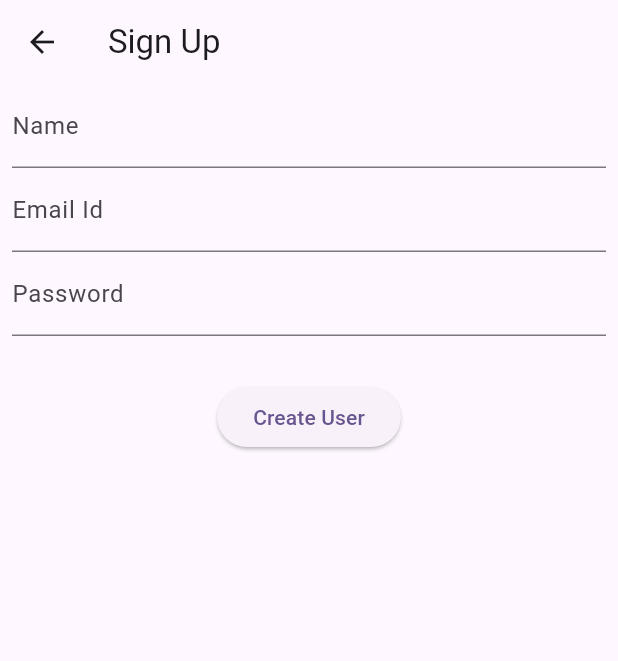
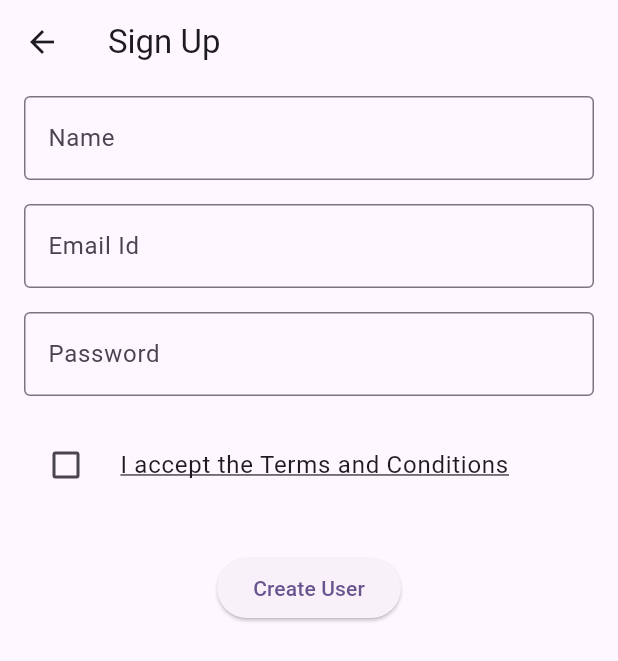
Before and after one commit to TripathiDia/sykrama_test, a Flutter app: the SignUp screen opened directly, on a phone screen of 412 x 824 dp. Shown: the top 661 px of the screen. Run offline on Flutter 3.47's test engine with Material 3 defaults, Android fonts, the phone set to English and light mode, and no system bars; our stand-ins replace get; accounts and stored records are empty; network calls fail.

Commit message:
terms n condition added

```diff
--- a/lib/view/dashboard.dart
+++ b/lib/view/dashboard.dart
@@ -12,7 +12,7 @@ class DashboardScreen extends StatelessWidget {
 
     return Scaffold(
       appBar: AppBar(
-        title: const Text('Dashboard'),
+        title: const Text('Welcome, '),
         actions: [
           TextButton(
             child: const Text("Logout"),
--- a/lib/view/sign_up.dart
+++ b/lib/view/sign_up.dart
@@ -1,14 +1,33 @@
 import 'package:flutter/material.dart';
 import 'package:get/get.dart';
 import 'package:test/controller/auth_controller.dart';
-import 'package:test/view/sign_in.dart';
+import 'package:test/view/terms_condition.dart';
 
-class SignUp extends StatelessWidget {
+class SignUp extends StatefulWidget {
+  @override
+  _SignUpState createState() => _SignUpState();
+}
+
+class _SignUpState extends State<SignUp> {
   final AuthController userController = Get.put(AuthController());
   final nameController = TextEditingController();
   final emailController = TextEditingController();
   final passController = TextEditingController();
   final confirmController = TextEditingController();
+  bool _termsAccepted = false;
+
+  void _submit() {
+    if (_termsAccepted) {
+      userController.createUser(
+          '1', nameController.text, emailController.text, passController.text);
+    } else {
+      Get.snackbar(
+        'Error',
+        'You need to accept the terms and conditions',
+        snackPosition: SnackPosition.BOTTOM,
+      );
+    }
+  }
 
   @override
   Widget build(BuildContext context) {
@@ -16,7 +35,7 @@ class SignUp extends StatelessWidget {
       appBar: AppBar(title: const Text('Sign Up')),
       body: SingleChildScrollView(
         child: Padding(
-          padding: const EdgeInsets.only(left:8.0, right:8.0),
+          padding: const EdgeInsets.only(left: 8.0, right: 8.0),
           child: Column(
             mainAxisAlignment: MainAxisAlignment.center,
             children: [
@@ -25,13 +44,32 @@ class SignUp extends StatelessWidget {
               textField("Email Id",
                   onchanged: (value) => emailController.text = value),
               textField("Password",
-                  onchanged: (value) => passController.text = value),
+                  onchanged: (value) => passController.text = value,
+                  obscureText: true),
+              const SizedBox(height: 10),
+              CheckboxListTile(
+                title: GestureDetector(
+                  onTap: () {
+                    Get.to(TermsAndConditionsScreen());
+                  },
+                  child: const Text(
+                    'I accept the Terms and Conditions',
+                    style: TextStyle(
+                      decoration: TextDecoration.underline,
+                    ),
+                  ),
+                ),
+                value: _termsAccepted,
+                onChanged: (bool? value) {
+                  setState(() {
+                    _termsAccepted = value ?? false;
+                  });
+                },
+                controlAffinity: ListTileControlAffinity.leading,
+              ),
               const SizedBox(height: 30),
               ElevatedButton(
-                onPressed: () {
-                  userController.createUser('1', nameController.text,
-                      emailController.text, passController.text);
-                },
+                onPressed: _submit,
                 child: const Text('Create User'),
               ),
             ],
@@ -40,4 +78,19 @@ class SignUp extends StatelessWidget {
       ),
     );
   }
+
+  Widget textField(String hintText,
+      {required Function(String) onchanged, bool obscureText = false}) {
+    return Padding(
+      padding: const EdgeInsets.all(8.0),
+      child: TextField(
+        obscureText: obscureText,
+        decoration: InputDecoration(
+          hintText: hintText,
+          border: const OutlineInputBorder(),
+        ),
+        onChanged: onchanged,
+      ),
+    );
+  }
 }
--- a/lib/view/vertical_image_list.dart
+++ b/lib/view/vertical_image_list.dart
@@ -12,7 +12,7 @@ class VerticalImageList extends StatelessWidget {
           padding: const EdgeInsets.all(8.0),
           child: ClipRRect(
             borderRadius: BorderRadius.circular(10),
-            child: Image.asset(
+            child: Image.network(
               'https://picsum.photos/400/200',
               height: 200,
               width: double.infinity,
```
Also changed, not shown: lib/view/terms_condition.dart (added, +18 -0 lines).
